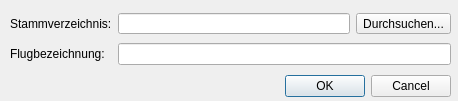
First picture: the form in poitagger/ui/save_as.ui, repository dlr-eoc/poitagger, before the edit.
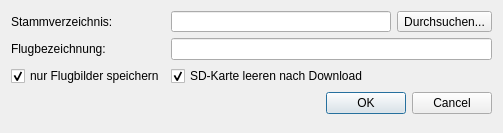
Second picture: the form after the edit.

What changed in the file:
```diff
--- a/poitagger/ui/save_as.ui
+++ b/poitagger/ui/save_as.ui
@@ -6,46 +6,14 @@
    <rect>
     <x>0</x>
     <y>0</y>
-    <width>458</width>
-    <height>101</height>
+    <width>503</width>
+    <height>133</height>
    </rect>
   </property>
   <property name="windowTitle">
    <string>Dialog</string>
   </property>
-  <widget class="QDialogButtonBox" name="buttonBox">
-   <property name="geometry">
-    <rect>
-     <x>10</x>
-     <y>70</y>
-     <width>441</width>
-     <height>32</height>
-    </rect>
-   </property>
-   <property name="orientation">
-    <enum>Qt::Horizontal</enum>
-   </property>
-   <property name="standardButtons">
-    <set>QDialogButtonBox::Cancel|QDialogButtonBox::Ok</set>
-   </property>
-  </widget>
-  <widget class="QWidget" name="gridLayoutWidget">
-   <property name="geometry">
-    <rect>
-     <x>10</x>
-     <y>10</y>
-     <width>441</width>
-     <height>60</height>
-    </rect>
-   </property>
-   <layout class="QGridLayout" name="gridLayout">
-    <item row="1" column="0">
-     <widget class="QLabel" name="label_2">
-      <property name="text">
-       <string>Flugbezeichnung:</string>
-      </property>
-     </widget>
-    </item>
+  <layout class="QFormLayout" name="formLayout">
     <item row="0" column="0">
      <widget class="QLabel" name="label">
       <property name="text">
@@ -53,16 +21,6 @@
       </property>
      </widget>
     </item>
-    <item row="1" column="1">
-     <widget class="QLineEdit" name="nameBox">
-      <property name="minimumSize">
-       <size>
-        <width>0</width>
-        <height>20</height>
-       </size>
-      </property>
-     </widget>
-    </item>
     <item row="0" column="1">
      <layout class="QHBoxLayout" name="horizontalLayout">
       <item>
@@ -96,8 +54,54 @@
       </item>
      </layout>
     </item>
-   </layout>
-  </widget>
+   <item row="1" column="0">
+    <widget class="QLabel" name="label_2">
+     <property name="text">
+      <string>Flugbezeichnung:</string>
+     </property>
+    </widget>
+   </item>
+   <item row="1" column="1">
+    <widget class="QLineEdit" name="nameBox">
+     <property name="minimumSize">
+      <size>
+       <width>0</width>
+       <height>20</height>
+      </size>
+     </property>
+    </widget>
+   </item>
+   <item row="3" column="0" colspan="2">
+    <widget class="QDialogButtonBox" name="buttonBox">
+     <property name="orientation">
+      <enum>Qt::Horizontal</enum>
+     </property>
+     <property name="standardButtons">
+      <set>QDialogButtonBox::Cancel|QDialogButtonBox::Ok</set>
+     </property>
+    </widget>
+   </item>
+   <item row="2" column="0">
+    <widget class="QCheckBox" name="nurFlugBilder">
+     <property name="text">
+      <string>nur Flugbilder speichern</string>
+     </property>
+     <property name="checked">
+      <bool>true</bool>
+     </property>
+    </widget>
+   </item>
+   <item row="2" column="1">
+    <widget class="QCheckBox" name="SDCard_leeren">
+     <property name="text">
+      <string>SD-Karte leeren nach Download</string>
+     </property>
+     <property name="checked">
+      <bool>true</bool>
+     </property>
+    </widget>
+   </item>
+  </layout>
  </widget>
  <resources/>
  <connections>
```
Lines whose indentation alone changed are shown as unchanged.
